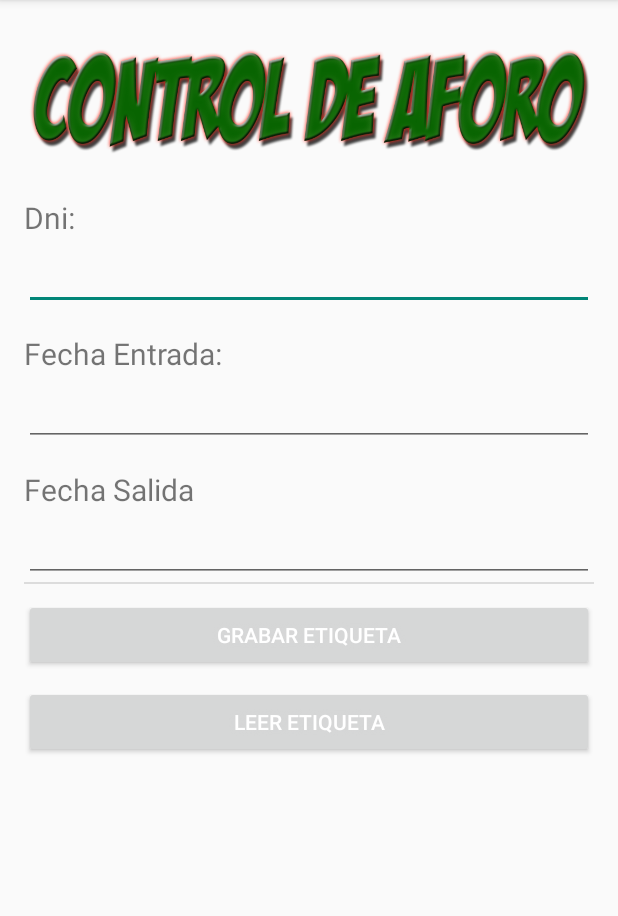
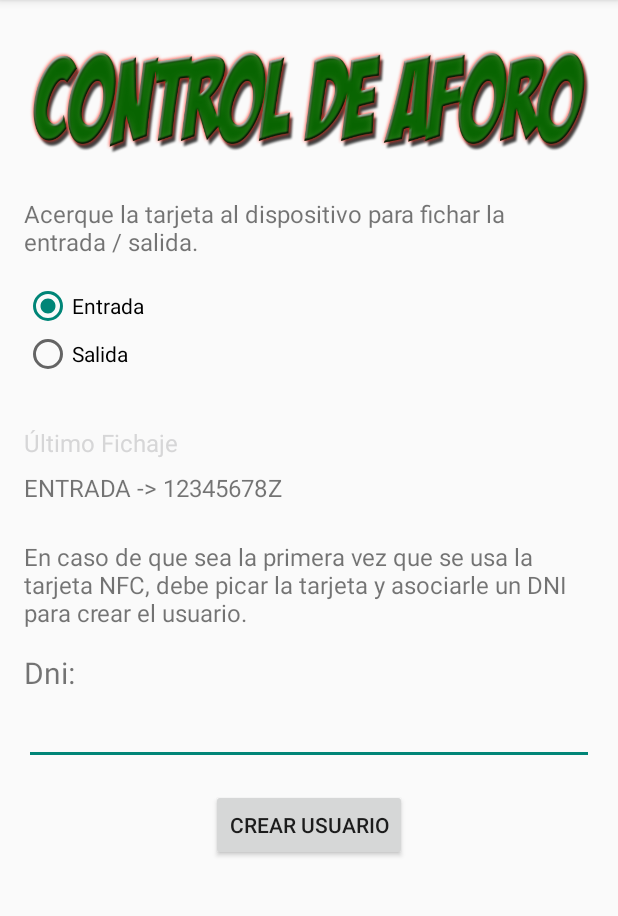
Before and after one commit to DesarrolloBerrueco/PrototipoNFC1, an Android app: the screen it shows after launch (MainActivityV2), on a phone screen of 412 x 824 dp, the part 84-1000 px from its top. Run offline under Robolectric (Android 15) with nearby library versions, the phone set to English and light mode, and no system bars; 1 statement that could not run was skipped.

Commit message:
adjust layout for new useCase and start with basic UserRepository implementation

```diff
--- a/app/build.gradle
+++ b/app/build.gradle
@@ -36,6 +36,7 @@ dependencies {
 //    implementation project(':fudi-nfc')
     implementation 'com.romellfudi.fudinfc:fudi-nfc:1.0.a'
 
+    implementation 'com.google.code.gson:gson:2.8.6'
     implementation 'androidx.appcompat:appcompat:1.0.0'
     implementation "org.jetbrains.kotlin:kotlin-stdlib-jdk7:$kotlin_version"
     implementation "androidx.core:core-ktx:+"
--- a/app/src/main/java/com/romellfudi/fudinfc/app/MainActivity.kt
+++ b/app/src/main/java/com/romellfudi/fudinfc/app/MainActivity.kt
@@ -42,8 +42,8 @@ class MainActivity : NfcAct() {
         setContentView(R.layout.activity_main)
         splashy.show()
         recordButton.setOnClickListener {
-            if (dniText != null) {
-                val dnitext = dniText.text.toString()
+            if (et_dni != null) {
+                val dnitext = et_dni.text.toString()
                 val fechaentrada = fechaEntradaText.text.toString()
                 val fechasalida = fechaSalidaText.text.toString()
                 //NdefMessage ndefmessage = new NdefMessage
--- a/app/src/main/java/com/romellfudi/fudinfc/app/MainActivityV2.java
+++ b/app/src/main/java/com/romellfudi/fudinfc/app/MainActivityV2.java
@@ -13,6 +13,9 @@ import android.nfc.tech.NfcB;
 import android.nfc.tech.NfcF;
 import android.nfc.tech.NfcV;
 import android.os.Bundle;
+import android.widget.Button;
+import android.widget.EditText;
+import android.widget.RadioButton;
 import android.widget.TextView;
 import android.widget.Toast;
 
@@ -35,10 +38,16 @@ public class MainActivityV2 extends AppCompatActivity {
             }
     };
 
+    private RadioButton rbEntrada = null;
+    private RadioButton rbSalida = null;
+    private EditText etDni = null;
+    private Button btnCreateUser = null;
+
     @Override
     protected void onCreate(Bundle savedInstanceState) {
         super.onCreate(savedInstanceState);
         setContentView(R.layout.activity_main);
+        bindViews();
     }
 
     @Override
@@ -69,7 +78,23 @@ public class MainActivityV2 extends AppCompatActivity {
         if (intent.getAction().equals(NfcAdapter.ACTION_TAG_DISCOVERED)) {
             String id = "NFC Tag\n" + ByteArrayToHexString(intent.getByteArrayExtra(NfcAdapter.EXTRA_ID));
             Toast.makeText(this, id, Toast.LENGTH_LONG).show();
+
+            //TODO findUser()
+            //  if user null -> msg to create user with dni+
+            //  else -> insertLog()...
         }
+    }
+
+    private void bindViews() {
+        rbEntrada = findViewById(R.id.rb_entrada);
+        rbSalida = findViewById(R.id.rb_salida);
+        etDni = findViewById(R.id.et_dni);
+        btnCreateUser = findViewById(R.id.btn_create_user);
+    }
+
+    private boolean validateForm() {
+
+        return false;
     }
 
     private String ByteArrayToHexString(byte [] inarray) {
--- a/app/src/main/res/layout/activity_main.xml
+++ b/app/src/main/res/layout/activity_main.xml
@@ -32,6 +32,61 @@
                 app:srcCompat="@drawable/controlaforo" />
 
             <TextView
+                android:id="@+id/tv_hint_1"
+                android:layout_width="wrap_content"
+                android:layout_height="wrap_content"
+                android:layout_marginTop="15dp"
+                android:baselineAligned="false"
+                android:text="Acerque la tarjeta al dispositivo para fichar la entrada / salida."
+                android:textSize="16sp" />
+
+            <RadioGroup
+                android:layout_width="match_parent"
+                android:layout_height="wrap_content"
+                android:layout_marginTop="16dp"
+                android:layout_marginBottom="16dp">
+
+                <RadioButton
+                    android:id="@+id/rb_entrada"
+                    android:layout_width="wrap_content"
+                    android:layout_height="wrap_content"
+                    android:text="Entrada"
+                    android:checked="true"/>
+
+                <RadioButton
+                    android:id="@+id/rb_salida"
+                    android:layout_width="wrap_content"
+                    android:layout_height="wrap_content"
+                    android:text="Salida"/>
+            </RadioGroup>
+
+            <TextView
+                android:id="@+id/tv_last_log_label"
+                android:layout_width="wrap_content"
+                android:layout_height="wrap_content"
+                android:layout_marginTop="16dp"
+                android:textColor="@color/black"
+                android:text="Último Fichaje"
+                android:textSize="16sp" />
+
+            <TextView
+                android:id="@+id/tv_last_log_value"
+                android:layout_width="wrap_content"
+                android:layout_height="wrap_content"
+                android:layout_marginTop="8dp"
+                android:text="ENTRADA -> 12345678Z"
+                android:textSize="16sp" />
+
+            <TextView
+                android:id="@+id/tv_hint_2"
+                android:layout_width="wrap_content"
+                android:layout_height="wrap_content"
+                android:layout_marginTop="24dp"
+                android:baselineAligned="false"
+                android:text="En caso de que sea la primera vez que se usa la tarjeta NFC, debe picar la tarjeta y asociarle un DNI para crear el usuario."
+                android:textSize="16sp" />
+
+            <TextView
                 android:id="@+id/textView"
                 android:layout_width="118dp"
                 android:layout_height="wrap_content"
@@ -41,46 +96,36 @@
                 android:textSize="20sp" />
 
             <EditText
-                android:id="@+id/dniText"
+                android:id="@+id/et_dni"
                 android:layout_width="match_parent"
                 android:layout_height="48dp"
                 android:inputType="textEmailAddress" />
 
+            <Button
+                android:id="@+id/btn_create_user"
+                android:layout_width="wrap_content"
+                android:layout_height="wrap_content"
+                android:text="Crear Usuario"
+                android:layout_gravity="center_horizontal"
+                android:layout_marginTop="16dp"/>
 
-            <TextView
-                android:id="@+id/textView2"
-                android:layout_width="wrap_content"
-                android:layout_height="match_parent"
-                android:layout_marginTop="15dp"
-                android:baselineAligned="false"
-                android:text="Fecha Entrada:"
-                android:textSize="20sp" />
 
+
+            <!--TODO deprecated views-->
             <EditText
                 android:id="@+id/fechaEntradaText"
                 android:layout_width="fill_parent"
                 android:layout_height="48dp"
-                android:inputType="phone" />
-
-            <TextView
-                android:id="@+id/textView3"
-                android:layout_width="match_parent"
-                android:layout_height="match_parent"
-                android:layout_marginTop="15dp"
-                android:baselineAligned="false"
-                android:text="Fecha Salida"
-                android:textSize="20sp" />
+                android:inputType="phone"
+                android:visibility="gone"/>
 
             <EditText
                 android:id="@+id/fechaSalidaText"
                 android:layout_width="fill_parent"
                 android:layout_height="48dp"
-                android:inputType="phone" />
-            <View
-                android:id="@+id/divider"
-                android:layout_width="match_parent"
-                android:layout_height="1dp"
-                android:background="?android:attr/listDivider" />
+                android:inputType="phone"
+                android:visibility="gone"/>
+
             <Button
                 android:id="@+id/recordButton"
                 android:layout_width="match_parent"
@@ -92,7 +137,7 @@
                 android:shadowDx="0"
                 android:shadowDy="0"
                 android:shadowRadius="5"
-                />
+                android:visibility="gone" />
 
             <Button
                 android:id="@+id/readButton"
@@ -104,7 +149,8 @@
                 android:shadowDy="0"
                 android:shadowRadius="5"
                 android:text="@string/btn_read_tag"
-                android:textColor="#FFFFFF" />
+                android:textColor="#FFFFFF"
+                android:visibility="gone"/>
         </LinearLayout>
 
     </ScrollView>
```
Also changed, not shown: app/src/main/java/com/romellfudi/fudinfc/app/data/UserRepository.kt (+59 -2 lines).
